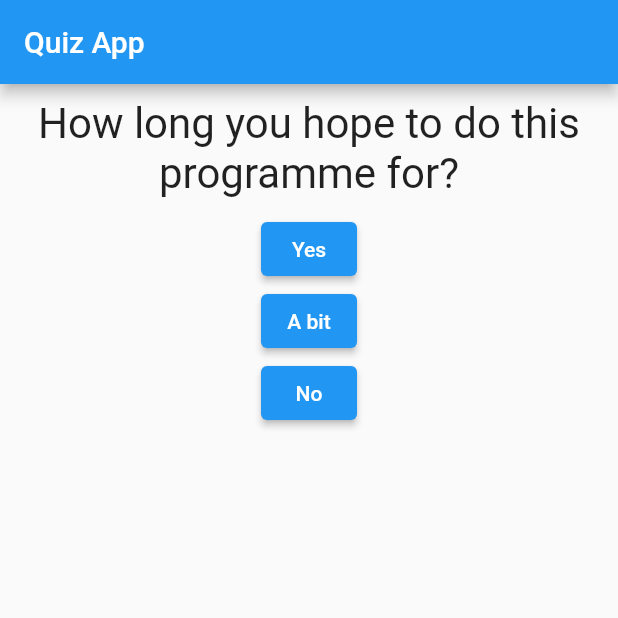
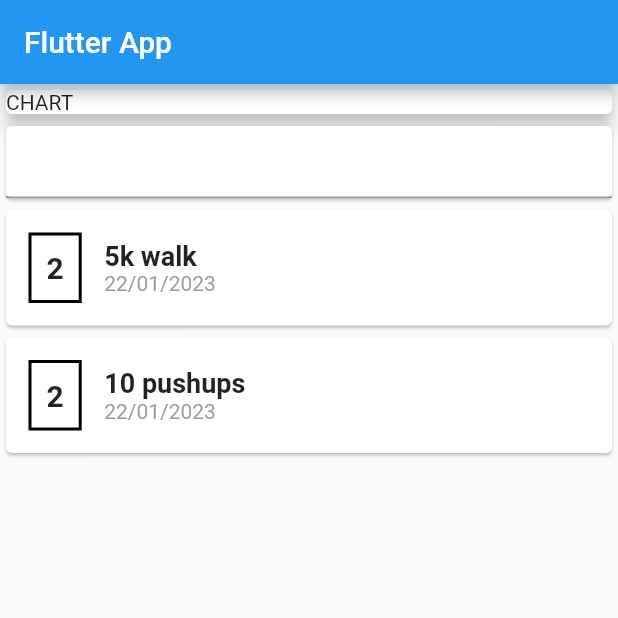
Before and after one commit to suvijj/DartAndFlutter, a Flutter app: the screen it shows after launch, on a phone screen of 412 x 824 dp, the top half of it. Run offline on Flutter 3.47's test engine with Material 2 defaults, Android fonts, the phone set to English and light mode, and no system bars.

Commit message:
appin päänäkymän aloittelua

```diff
--- a/gym_app/lib/main.dart
+++ b/gym_app/lib/main.dart
@@ -1,49 +1,74 @@
 import 'package:flutter/material.dart';
-import './question.dart';
+import 'package:quiz_app/workouts.dart';
+import 'package:intl/intl.dart';
 
-void main() {
-  runApp(MyApp());
-}
+void main() => runApp(MyApp());
 
-class MyApp extends StatefulWidget {
-
+class MyApp extends StatelessWidget {
   @override
-  State<StatefulWidget> createState() {
-    return MyAppState();
+  Widget build(BuildContext context) {
+    return MaterialApp(
+      title: 'Flutter App',
+      home: MyHomePage(),
+    );
   }
 }
 
-class MyAppState extends State<MyApp> {
-var questionIndex = 0;
-
-void answerQuestion() {
-  setState(() {
-      questionIndex = questionIndex + 1;
-  });
-
-  print('Answer chosen');
-}
+class MyHomePage extends StatelessWidget {
+  final List<Workouts> workouts = [
+    Workouts(id: 'w1', title: '5k walk', timesLeft: 2, date: DateTime.now(),),
+    Workouts(id: '2', title: '10 pushups', timesLeft: 2, date: DateTime.now(),)
+  ];
 
   @override
   Widget build(BuildContext context) {
-    var questions = [
-      'How long you hope to do this programme for?', //Vastausvaihtoehdot days
-      'When do you hope to start the programme?', //Kalenterinäkymä?
-      'What is the name of your programme?', //Lisää vapaa kirjoitus vaihtoehdoksi
-      'Does this look good?', //kalenterinäkymä harjoittelulle
-    ];
-    return MaterialApp(home: Scaffold(
-      appBar: AppBar(title: Text('Quiz App'),), //Appbar
+    return Scaffold(
+      appBar: AppBar(
+        title: Text('Flutter App'),
+      ),
       body: Column(
-        children: [
-          Question(
-            questions[questionIndex]
+        //mainAxisAlignment: MainAxisAlignment.start,
+        crossAxisAlignment: CrossAxisAlignment.stretch,
+        children: <Widget>[
+        Container( //<-- tämän ylle vielä yksi card tjsp. "pelillistetty hahmo", "pisteet" yms.
+          width: double.infinity,
+          child: Card(
+            child: Text('CHART'),
+            elevation: 5
           ),
-          ElevatedButton(child: Text('Yes'), onPressed: answerQuestion,), //oletusvastausvaihtoehdot
-          ElevatedButton(child: Text('A bit'), onPressed: answerQuestion,),
-          ElevatedButton(child: Text('No'), onPressed: answerQuestion,),
-        ]),
+        ),
+        Card(child: Column(
+          children: <Widget>[
+            TextField()
+          ],
+        ),),
+        Column(children: workouts.map((wo) {
+          return Card(
+            child: Row(
+              children: <Widget>[
+              Container(
+                margin: EdgeInsets.symmetric(
+                  vertical: 15, horizontal: 15
+                  ),
+                decoration: BoxDecoration(border: Border.all(color: Colors.black, width: 2)),
+                padding: EdgeInsets.all(10),
+                child: Text(
+                  wo.timesLeft.toString(),
+                  style: TextStyle(fontWeight: FontWeight.bold,
+                  fontSize: 20)
+                  ),
+                  ),
+                  Column(
+                    crossAxisAlignment: CrossAxisAlignment.start,
+                    children: <Widget> [
+                      Text(wo.title, style: TextStyle(fontSize: 18, fontWeight: FontWeight.bold)),
+                      Text(DateFormat('dd/MM/yyyy').format(wo.date),
+                      style: TextStyle(color: Colors.grey))
+                  ],)
+            ],),);
+        }).toList(),),
+      ],
       ),
-      );
+    );
   }
 }
--- a/gym_app/lib/question.dart
+++ /dev/null
@@ -1,19 +0,0 @@
-import 'package:flutter/material.dart';
-
-class Question extends StatelessWidget {
-  final String questionText;
-
-  Question(this.questionText);
-
-  @override
-  Widget build(BuildContext context) {
-    return Container(
-      width: double.infinity,
-      margin: EdgeInsets.all(10),
-      child:Text(
-      questionText,
-      style: TextStyle(fontSize: 28),
-      textAlign: TextAlign.center,
-      ),);
-  }
-}
--- /dev/null
+++ b/gym_app/lib/workouts.dart
@@ -0,0 +1,15 @@
+import 'package:flutter/foundation.dart';
+
+class Workouts {
+  String id;
+  String title;
+  int timesLeft;
+  DateTime date;
+
+  Workouts({
+   @required this.id,
+   @required this.title,
+   @required this.timesLeft,
+   @required this.date
+   });
+}
--- a/gym_app/pubspec.yaml
+++ b/gym_app/pubspec.yaml
@@ -23,6 +23,7 @@ environment:
 dependencies:
   flutter:
     sdk: flutter
+  intl: ^0.18.0
 
 
   # The following adds the Cupertino Icons font to your application.
```
Also changed, not shown: gym_app/pubspec.lock.
